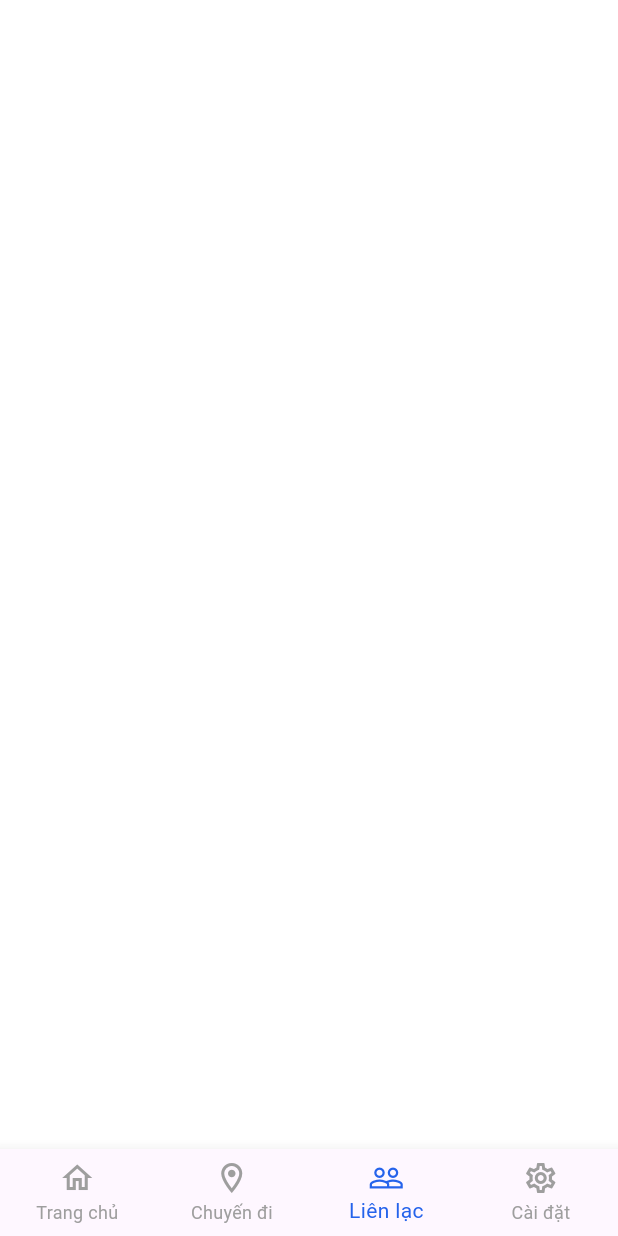
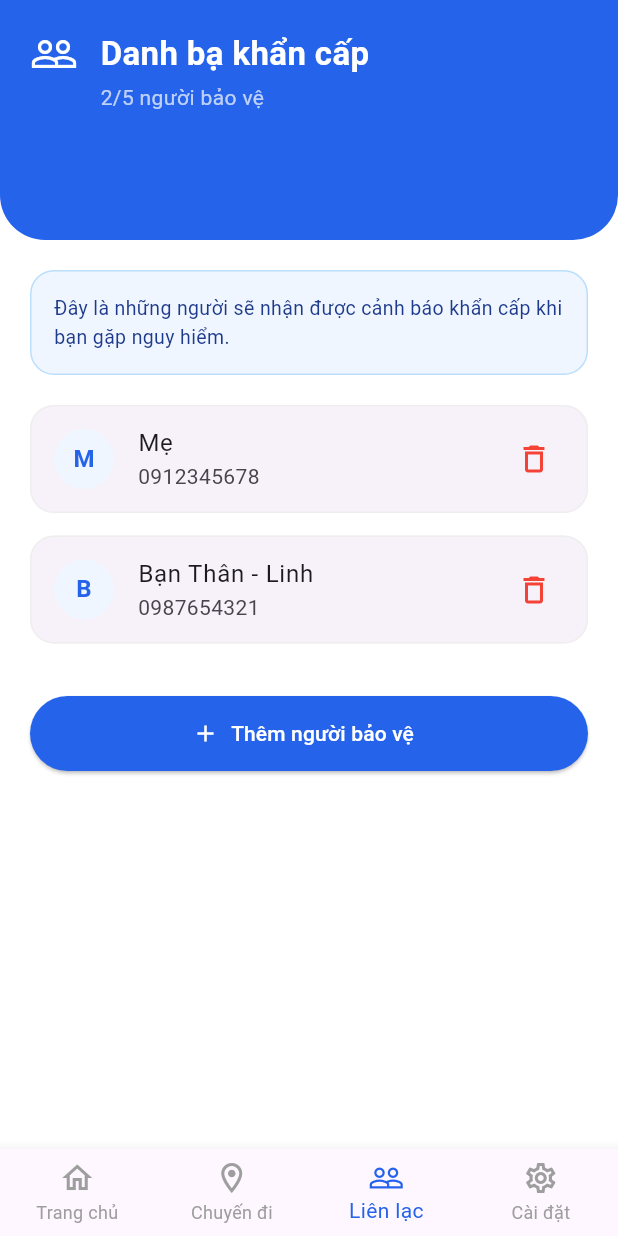
Before and after one commit to tthanh2004/LapTrinhAndroid, a Flutter app: the screen it shows after launch, item 3 of the bottom bar chosen, on a phone screen of 412 x 824 dp. Run offline on Flutter 3.47's test engine with Material 3 defaults, Android fonts, the phone set to English and light mode, and no system bars.

Commit message:
Chuc nang quan ly danh sach nguoi bao ve

```diff
--- a/vesiao_safetrek/lib/screens/mobile/contacts/contacts_tab.dart
+++ b/vesiao_safetrek/lib/screens/mobile/contacts/contacts_tab.dart
@@ -0,0 +1,53 @@
+import 'package:flutter/material.dart';
+import '../../../common/constants.dart';
+import '../../../widgets/custom_header.dart';
+
+class ContactsTab extends StatelessWidget {
+  const ContactsTab({super.key});
+
+  @override
+  Widget build(BuildContext context) {
+    return Column(
+      children: [
+        const CustomHeader(title: "Danh bạ khẩn cấp", subtitle: "2/5 người bảo vệ", icon: Icons.people_outline, height: 160),
+        Expanded(
+          child: ListView(
+            padding: const EdgeInsets.all(20),
+            children: [
+              Container(
+                padding: const EdgeInsets.all(15),
+                decoration: BoxDecoration(color: kPrimaryLight, borderRadius: BorderRadius.circular(16), border: Border.all(color: Colors.blue.shade100)),
+                child: const Text("Đây là những người sẽ nhận được cảnh báo khẩn cấp khi bạn gặp nguy hiểm.", style: TextStyle(color: Color(0xFF1E3A8A), fontSize: 13)),
+              ),
+              const SizedBox(height: 20),
+              _buildContact("Mẹ", "0912345678", "M"),
+              _buildContact("Bạn Thân - Linh", "0987654321", "B"),
+              const SizedBox(height: 20),
+              SizedBox(
+                height: 50, width: double.infinity,
+                child: ElevatedButton.icon(
+                  onPressed: () {}, icon: const Icon(Icons.add), label: const Text("Thêm người bảo vệ"),
+                  style: ElevatedButton.styleFrom(backgroundColor: kPrimaryColor, foregroundColor: Colors.white),
+                ),
+              ),
+            ],
+          ),
+        ),
+      ],
+    );
+  }
+
+  Widget _buildContact(String name, String phone, String initial) {
+    return Card(
+      elevation: 0,
+      margin: const EdgeInsets.only(bottom: 15),
+      shape: RoundedRectangleBorder(borderRadius: BorderRadius.circular(16), side: BorderSide(color: Colors.grey.shade200)),
+      child: ListTile(
+        leading: CircleAvatar(backgroundColor: kPrimaryLight, child: Text(initial, style: const TextStyle(color: kPrimaryColor, fontWeight: FontWeight.bold))),
+        title: Text(name),
+        subtitle: Text(phone),
+        trailing: const Icon(Icons.delete_outline, color: Colors.red),
+      ),
+    );
+  }
+}
--- a/vesiao_safetrek/lib/screens/mobile/mobile_screen.dart
+++ b/vesiao_safetrek/lib/screens/mobile/mobile_screen.dart
@@ -2,6 +2,7 @@ import 'package:flutter/material.dart';
 import '../../common/constants.dart';
 import 'home/home_tab.dart';
 import 'trip/trip_tab.dart';
+import 'contacts/contacts_tab.dart';
 class MobileScreen extends StatefulWidget {
   const MobileScreen({super.key});
 
@@ -15,6 +16,7 @@ class _MobileScreenState extends State<MobileScreen> {
   final List<Widget> _tabs = [
     const HomeTab(),
     const TripTab(),
+    const ContactsTab(),
   ];
 
   @override
```
